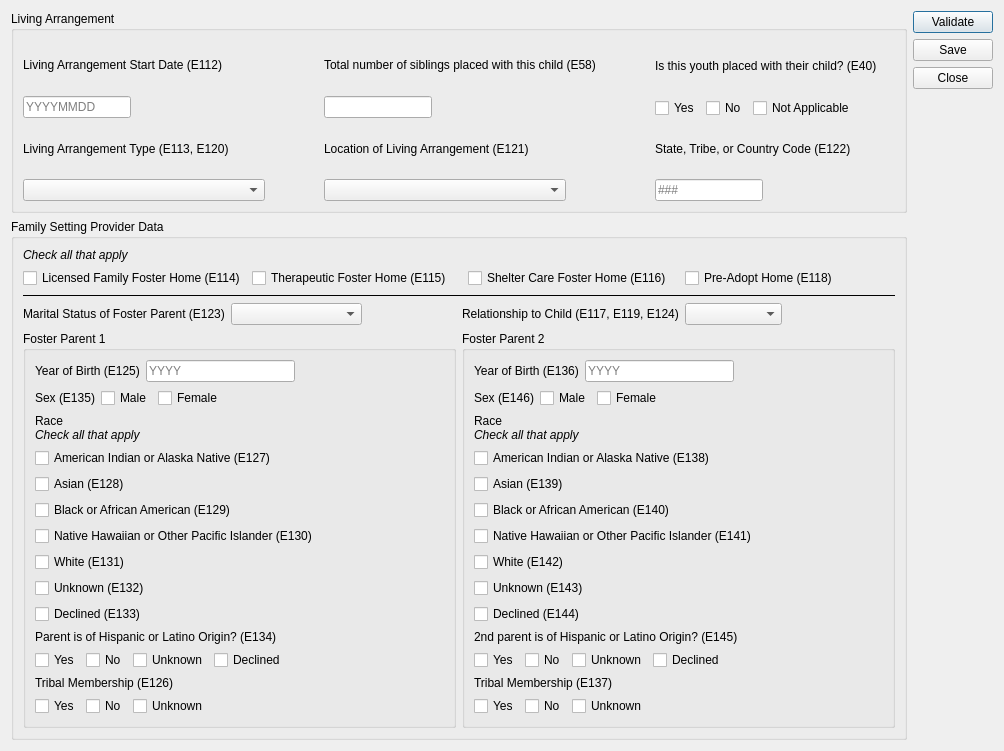
Above: ui/ui_living_arrangement.ui from zstamper/AFCARS-AXE before the change. Below: the same form after it.
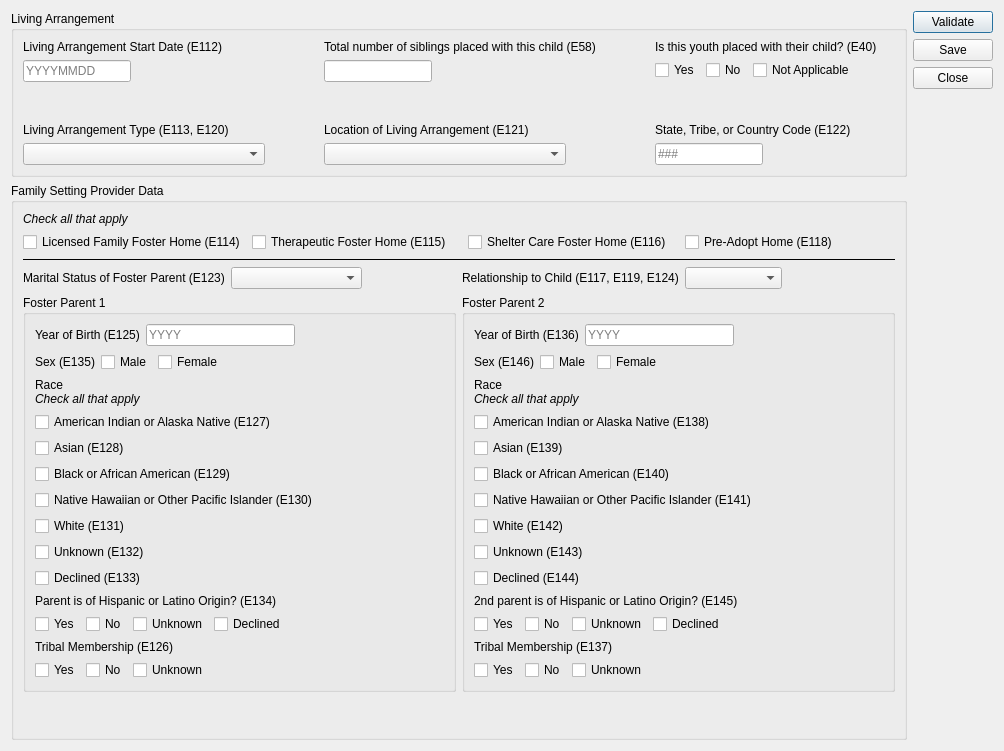
That is the form after the change.

The edit to the form file:
```diff
--- a/ui/ui_living_arrangement.ui
+++ b/ui/ui_living_arrangement.ui
@@ -68,6 +68,19 @@
             </item>
            </layout>
           </item>
+          <item>
+           <spacer name="verticalSpacer">
+            <property name="orientation">
+             <enum>Qt::Vertical</enum>
+            </property>
+            <property name="sizeHint" stdset="0">
+             <size>
+              <width>20</width>
+              <height>40</height>
+             </size>
+            </property>
+           </spacer>
+          </item>
           <item>
            <layout class="QVBoxLayout" name="verticalLayout_4">
             <item>
@@ -214,6 +227,19 @@
             </item>
            </layout>
           </item>
+          <item>
+           <spacer name="verticalSpacer_3">
+            <property name="orientation">
+             <enum>Qt::Vertical</enum>
+            </property>
+            <property name="sizeHint" stdset="0">
+             <size>
+              <width>20</width>
+              <height>40</height>
+             </size>
+            </property>
+           </spacer>
+          </item>
           <item>
            <layout class="QVBoxLayout" name="verticalLayout_8">
             <item>
@@ -351,6 +377,19 @@
             </item>
            </layout>
           </item>
+          <item>
+           <spacer name="verticalSpacer_4">
+            <property name="orientation">
+             <enum>Qt::Vertical</enum>
+            </property>
+            <property name="sizeHint" stdset="0">
+             <size>
+              <width>20</width>
+              <height>40</height>
+             </size>
+            </property>
+           </spacer>
+          </item>
           <item>
            <layout class="QVBoxLayout" name="verticalLayout_18">
             <item>
@@ -1104,6 +1143,19 @@
           </item>
          </layout>
         </item>
+        <item>
+         <spacer name="verticalSpacer_5">
+          <property name="orientation">
+           <enum>Qt::Vertical</enum>
+          </property>
+          <property name="sizeHint" stdset="0">
+           <size>
+            <width>20</width>
+            <height>40</height>
+           </size>
+          </property>
+         </spacer>
+        </item>
        </layout>
       </widget>
      </item>
```
Left out of the diff: 2 changed lines with no effect on the pictures.
